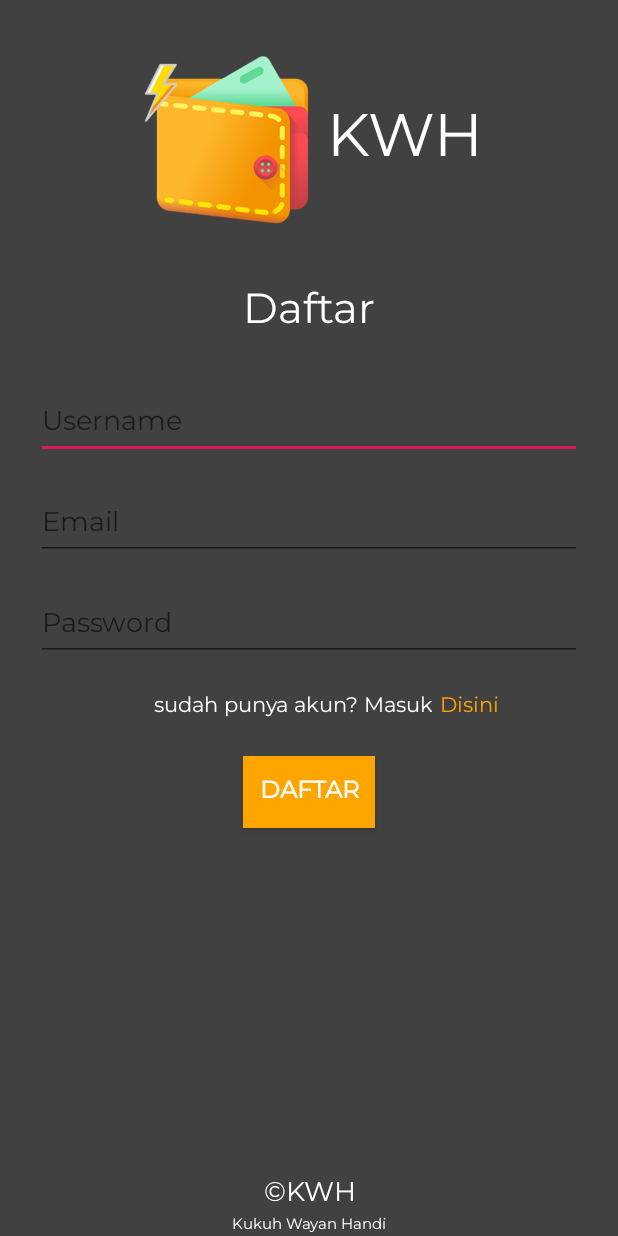
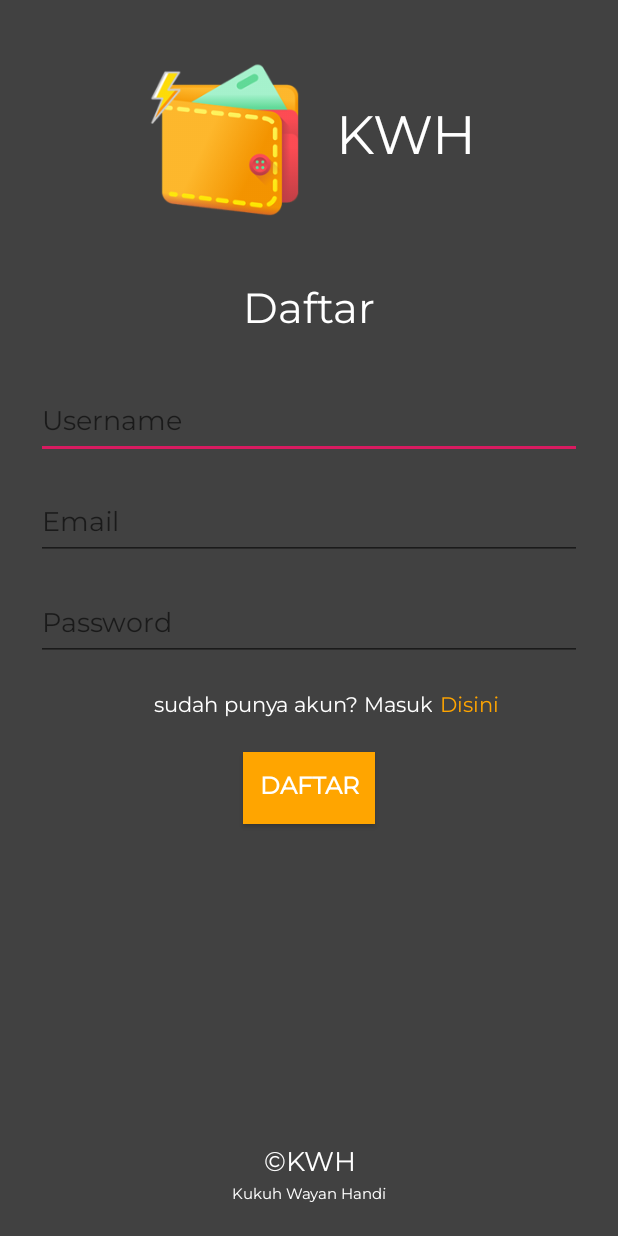
Before and after one commit to wayanedi/KWH-wallet, an Android app: the SignUp screen opened directly, with no data from a screen before it, on a phone screen of 412 x 824 dp. Run offline under Robolectric (Android 15) with nearby library versions, the phone set to English and light mode, and no system bars; our stand-ins replace Firebase (no records; nobody signed in at launch, a user with empty details on screens opened directly).

Commit message:
Update XML Login & SIgn Up

```diff
--- a/KWHWallet/app/src/main/res/layout/signup_activity.xml
+++ b/KWHWallet/app/src/main/res/layout/signup_activity.xml
@@ -4,20 +4,37 @@
     android:layout_gravity="center_horizontal|center_vertical"
     android:background="#414141">
 
+    <ScrollView
+        android:layout_width="match_parent"
+        android:layout_height="match_parent"
+        android:fillViewport="true">
+
+        <LinearLayout
+            android:layout_width="match_parent"
+            android:layout_height="match_parent"
+            android:orientation="vertical">
+
+            <LinearLayout
+                android:layout_width="match_parent"
+                android:layout_height="0dp"
+                android:layout_weight="2.5"
+                android:orientation="vertical">
+
                 <TextView
                     android:id="@+id/TextViewBottomTitle"
                     android:layout_width="wrap_content"
                     android:layout_height="wrap_content"
                     android:layout_gravity="center"
-        android:layout_centerInParent="true"
-        android:layout_alignParentTop="true"
                     android:gravity="center"
                     android:layout_marginTop="30dp"
                     android:fontFamily="@font/montserrat"
                     android:text="@string/kwh"
                     android:textColor="@color/colorWhite"
                     android:textSize="40sp"
-        android:drawableStart="@drawable/kwh_wallet_logo"/>
+                    android:drawablePadding="15dp"
+                    android:drawableStart="@drawable/kwh_wallet_logo"
+                    android:scaleX="0.9"
+                    android:scaleY="0.9"/>
 
                 <TextView
                     android:id="@+id/LoginTitle"
@@ -26,7 +43,6 @@
                     android:layout_gravity="center"
                     android:gravity="center"
                     android:layout_marginTop="30dp"
-        android:layout_below="@+id/TextViewBottomTitle"
                     android:text="@string/daftar"
                     android:fontFamily="@font/montserrat"
                     android:textColor="@color/colorWhite"
@@ -42,8 +58,7 @@
                     android:hint="@string/username"
                     android:inputType="textAutoCorrect"
                     android:fontFamily="@font/montserrat"
-        android:textColor="@color/colorWhite"
-        android:layout_below="@+id/LoginTitle"/>
+                    android:textColor="@color/colorWhite"/>
 
                 <EditText
                     android:id="@+id/email"
@@ -55,8 +70,7 @@
                     android:hint="@string/email"
                     android:inputType="textAutoCorrect"
                     android:fontFamily="@font/montserrat"
-        android:textColor="@color/colorWhite"
-        android:layout_below="@+id/username"/>
+                    android:textColor="@color/colorWhite"/>
 
                 <EditText
                     android:id="@+id/password"
@@ -67,7 +81,6 @@
                     android:layout_marginEnd="24dp"
                     android:hint="@string/password"
                     android:inputType="textPassword"
-        android:layout_below="@+id/email"
                     android:fontFamily="@font/montserrat"
                     android:textColor="@color/colorWhite" />
 
@@ -75,9 +88,7 @@
                     android:id="@+id/container"
                     android:orientation="horizontal"
                     android:layout_width="match_parent"
-        android:layout_height="wrap_content"
-        android:layout_below="@+id/password"
-        android:layout_centerInParent="true">
+                    android:layout_height="wrap_content">
 
                     <TextView
                         android:id="@+id/signuptext"
@@ -96,7 +107,6 @@
                         android:layout_width="0dp"
                         android:layout_weight="0.6"
                         android:layout_height="wrap_content"
-            android:layout_toRightOf="@id/signuptext"
                         android:fontFamily="@font/montserrat"
                         android:textColor="@color/colorHyperlink"
                         android:layout_marginTop="20dp"
@@ -109,9 +119,8 @@
                     android:id="@+id/dbmhs"
                     android:layout_width="wrap_content"
                     android:layout_height="wrap_content"
-        android:layout_below="@+id/password"
-        android:layout_centerInParent="true"
-        android:layout_marginTop="63dp"
+                    android:layout_gravity="center"
+                    android:layout_marginTop="20dp"
                     android:background="@color/colorHyperlink"
                     android:fontFamily="@font/montserrat"
                     android:text="DAFTAR"
@@ -119,13 +128,20 @@
                     android:textSize="16sp"
                     android:textStyle="bold" />
 
+            </LinearLayout>
+
+            <LinearLayout
+                android:layout_width="match_parent"
+                android:layout_height="0dp"
+                android:layout_weight="0.2"
+                android:orientation="vertical">
+
                 <TextView
                     android:id="@+id/copyrightProject"
                     android:layout_width="match_parent"
                     android:layout_height="wrap_content"
                     android:layout_gravity="center"
                     android:gravity="center"
-        android:layout_above="@id/copyrightLogo"
                     android:text="&#169;KWH"
                     android:fontFamily="@font/montserrat"
                     android:textColor="@color/colorWhite"
@@ -137,10 +153,15 @@
                     android:layout_height="wrap_content"
                     android:layout_gravity="center"
                     android:gravity="center"
-        android:layout_alignParentBottom="true"
-        android:text="@string/kukuh_wayan_handi"
+                    android:text="Kukuh Wayan Handi"
                     android:fontFamily="@font/montserrat"
                     android:textColor="@color/colorWhite"
                     android:textSize="10sp"/>
 
+            </LinearLayout>
+
+        </LinearLayout>
+
+    </ScrollView>
+
 </RelativeLayout>
```
Also changed, not shown: KWHWallet/app/src/main/res/layout/login_activity.xml (+35 -14 lines). Lines whose indentation alone changed are shown as unchanged.
